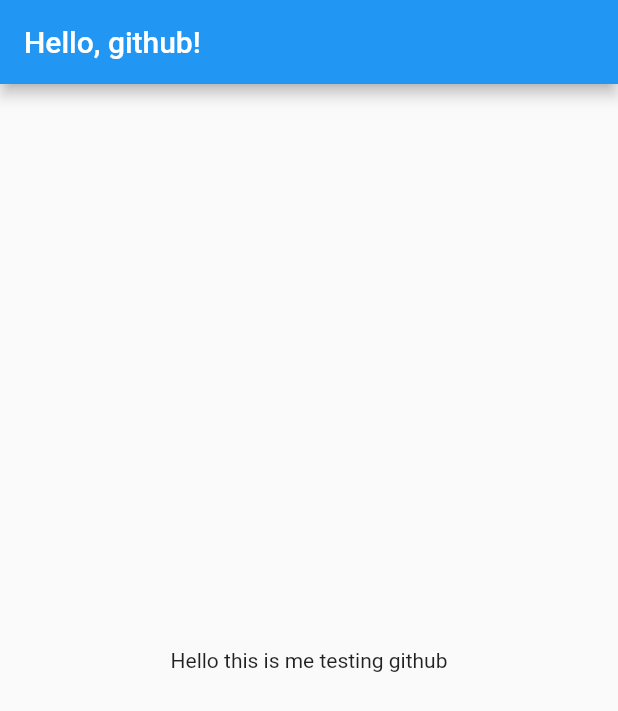
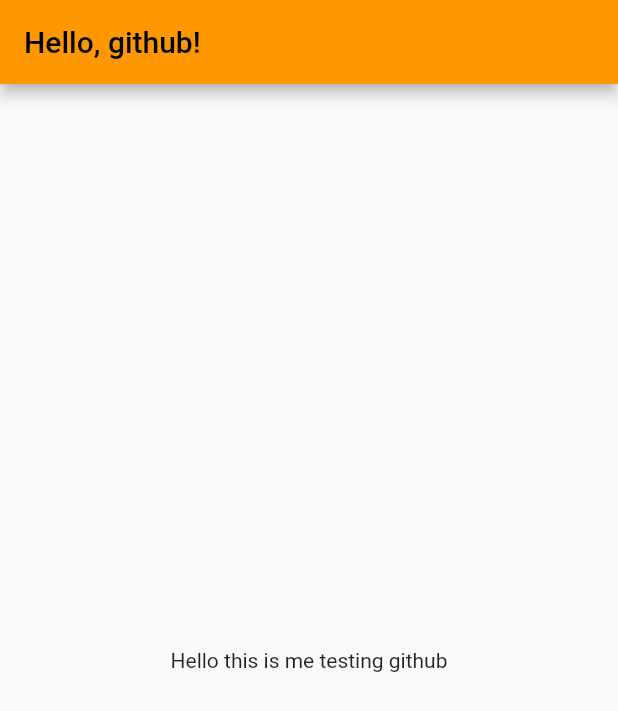
Before and after one commit to Gdcr7/git_test_android, a Flutter app: the screen it shows after launch, on a phone screen of 412 x 824 dp. Shown: the top 711 px of the screen. Run offline on Flutter 3.47's test engine with Material 2 defaults, Android fonts, the phone set to English and light mode, and no system bars.

Commit message:
changed primary_swatch theme to orange

```diff
--- a/lib/main.dart
+++ b/lib/main.dart
@@ -12,7 +12,7 @@ class MyApp extends StatelessWidget {
     return MaterialApp(
       title: 'testing git and github',
       theme: ThemeData(
-        primarySwatch: Colors.blue
+        primarySwatch: Colors.orange
       ),
       home: const HomePage(),
     );
```
